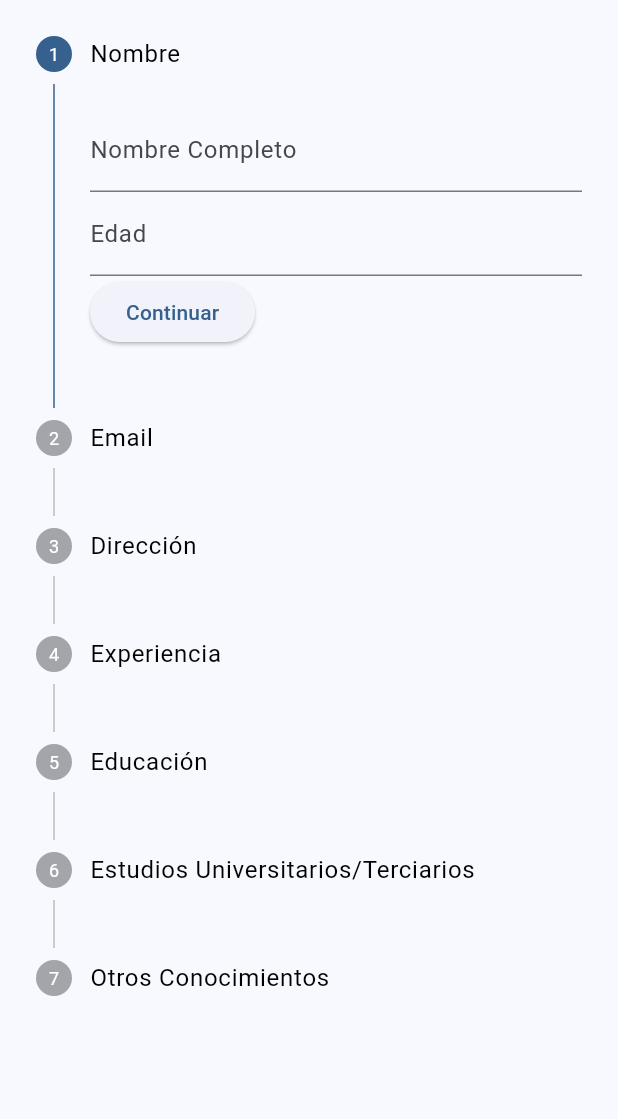
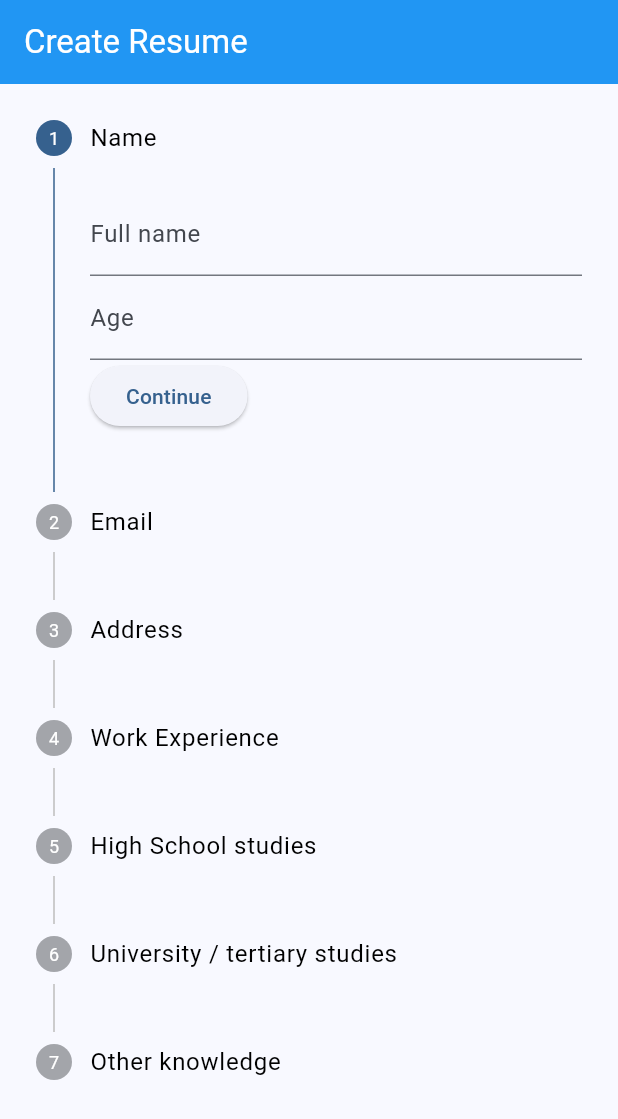
Before and after one commit to nadveos/genius, a Flutter app: the CreateCvScreen screen opened by its route, on a phone screen of 412 x 824 dp. Shown: the top 1119 px of the screen. Run offline on Flutter 3.47's test engine with Material 3 defaults, Android fonts, the phone set to English and light mode, and no system bars; our stand-ins replace flutter_dotenv, flutter_riverpod, flutter_svg, go_router, google_generative_ai, image_picker and 3 more; accounts and stored records are empty; generated files the repository leaves out were written again.

```diff
--- a/lib/config/router/router.dart
+++ b/lib/config/router/router.dart
@@ -24,6 +24,7 @@ final approuter = GoRouter(
       path: '/create-cv',
       builder: (context, state) => const CreateCvScreen(),
     ),
+    GoRoute(path: '/welcome', builder: (context, state) => const WelcomeScreen()),
 
   ],
 );
--- a/lib/presentation/providers/isar_user_provider.dart
+++ b/lib/presentation/providers/isar_user_provider.dart
@@ -1,6 +1,7 @@
 
 import 'package:cvgenius/domain/entities/user.dart';
 import 'package:cvgenius/infrastructure/infrastructure.dart';
+import 'package:flutter/material.dart';
 import 'package:flutter_riverpod/flutter_riverpod.dart';
 
 final isarUserProvider = Provider<UserCvDataSourceImpl>((ref) {
@@ -29,3 +30,6 @@ class ThemeNotifier extends StateNotifier<bool> {
 final themeProvider = StateNotifierProvider<ThemeNotifier, bool>(
   (ref) => ThemeNotifier(),
 );
+final localeProvider = Provider<Locale>((ref) {
+  return WidgetsBinding.instance.platformDispatcher.locale;
+});
--- a/lib/presentation/screens/create_cv_screen.dart
+++ b/lib/presentation/screens/create_cv_screen.dart
@@ -3,8 +3,10 @@
 import 'package:cvgenius/domain/entities/user.dart';
 import 'package:cvgenius/presentation/providers/isar_user_provider.dart';
 import 'package:flutter/material.dart';
+import 'package:flutter_gen/gen_l10n/app_localizations.dart';
 import 'package:flutter_riverpod/flutter_riverpod.dart';
 import 'package:go_router/go_router.dart';
+
 
 class CreateCvScreen extends ConsumerStatefulWidget {
   const CreateCvScreen({super.key});
@@ -186,7 +188,10 @@ class _HomeScreenState extends ConsumerState<CreateCvScreen> {
     }
 
     return Scaffold(
-      resizeToAvoidBottomInset: true,
+    appBar: AppBar(
+    title: Text(AppLocalizations.of(context)!.crearCv),
+    ),
+
       body: Stepper(
         physics: const BouncingScrollPhysics(),
         type: StepperType.vertical,
@@ -203,8 +208,8 @@ class _HomeScreenState extends ConsumerState<CreateCvScreen> {
             if (_index == steps.length - 1) {
               _guardarCV();
               ScaffoldMessenger.of(context).showSnackBar(
-                const SnackBar(
-                  content: Text('CV guardado exitosamente'),
+                SnackBar(
+                  content: Text(AppLocalizations.of(context)!.cvGuardado),
                 ),
               );
               context.go('/'); // Navegar a la pantalla principal
@@ -228,11 +233,11 @@ class _HomeScreenState extends ConsumerState<CreateCvScreen> {
               if (_index > 0)
                 TextButton(
                   onPressed: details.onStepCancel,
-                  child: const Text('Atrás'),
+                  child: Text(AppLocalizations.of(context)!.atras),
                 ),
               ElevatedButton(
                 onPressed: details.onStepContinue,
-                child: Text(isLastStep ? 'Guardar CV' : 'Continuar'),
+                child: Text(isLastStep ? AppLocalizations.of(context)!.guardarCv : AppLocalizations.of(context)!.continuar),
               ),
             ],
           );
@@ -243,7 +248,7 @@ class _HomeScreenState extends ConsumerState<CreateCvScreen> {
 
   Step _step6() {
     return Step(
-      title: const Text('Otros Conocimientos'),
+      title: Text(AppLocalizations.of(context)!.otrosConocimientos),
       content: Form(
         key: _formKeys[6],
         child: Column(
@@ -259,28 +264,28 @@ class _HomeScreenState extends ConsumerState<CreateCvScreen> {
               ),
             TextFormField(
               controller: _conocimientoController,
-              decoration: const InputDecoration(labelText: 'Conocimiento'),
+              decoration: InputDecoration(labelText: AppLocalizations.of(context)!.conocimientos),
               validator: (value) {
                 if (_conocimientos.isEmpty &&
                     (value == null || value.isEmpty)) {
-                  return 'Por favor ingrese un conocimiento';
+                  return AppLocalizations.of(context)!.msg1;
                 }
                 return null;
               },
             ),
             DropdownButtonFormField<String>(
               value: _nivelController,
-              decoration: const InputDecoration(labelText: 'Nivel'),
-              items: const [
+              decoration: InputDecoration(labelText: AppLocalizations.of(context)!.nivel),
+              items:  [
                 DropdownMenuItem(
                   value: 'Basico',
-                  child: Text('Basico'),
+                  child: Text(AppLocalizations.of(context)!.basico,),
                 ),
                 DropdownMenuItem(
                   value: 'Intermedio',
-                  child: Text('Intermedio'),
+                  child: Text(AppLocalizations.of(context)!.intermedio,),
                 ),
-                DropdownMenuItem(value: 'Avanzado', child: Text('Avanzado')),
+                DropdownMenuItem(value: 'Avanzado', child: Text(AppLocalizations.of(context)!.avanzado)),
               ],
               onChanged: (value) {
                 setState(() {
@@ -302,7 +307,7 @@ class _HomeScreenState extends ConsumerState<CreateCvScreen> {
                   });
                 }
               },
-              child: const Text('Guardar Conocimiento'),
+              child: Text(AppLocalizations.of(context)!.guardarConocimientos),
             ),
           ],
         ),
@@ -313,7 +318,7 @@ class _HomeScreenState extends ConsumerState<CreateCvScreen> {
 
   Step _step5() {
     return Step(
-      title: const Text('Estudios Universitarios/Terciarios'),
+      title:  Text(AppLocalizations.of(context)!.estudiosUni),
       content: Form(
         key: _formKeys[5],
         child: Column(
@@ -331,10 +336,10 @@ class _HomeScreenState extends ConsumerState<CreateCvScreen> {
               TextFormField(
                 controller: _institutioHighController,
                 decoration:
-                    const InputDecoration(labelText: 'Institución de Estudios'),
+                     InputDecoration(labelText: AppLocalizations.of(context)!.instiUni),
                 validator: (value) {
                   if (value == null || value.isEmpty) {
-                    return 'Por favor ingrese el nombre de la institución';
+                    return AppLocalizations.of(context)!.msg1;
                   }
                   return null;
                 },
@@ -342,39 +347,39 @@ class _HomeScreenState extends ConsumerState<CreateCvScreen> {
             TextFormField(
               controller: _tituloTerciarioController,
               decoration:
-                  const InputDecoration(labelText: 'Título Obtenido/En Curso'),
+                   InputDecoration(labelText: AppLocalizations.of(context)!.tituloUni),
               validator: (value) {
                 if (value == null || value.isEmpty) {
-                  return 'Por favor ingrese el título terciario';
+                  return AppLocalizations.of(context)!.msg1;
                 }
                 return null;
               },
             ),
             TextFormField(
               controller: _startHighStudyController,
-              decoration: const InputDecoration(labelText: 'Desde (año)'),
+              decoration: InputDecoration(labelText: AppLocalizations.of(context)!.fechaInicio),
               keyboardType: TextInputType.number,
               validator: (value) {
                 if (value == null || value.isEmpty) {
-                  return 'Por favor ingrese el año de inicio';
+                  return AppLocalizations.of(context)!.msg1;
                 }
                 return null;
               },
             ),
             TextFormField(
               controller: _endHighStudyController,
-              decoration: const InputDecoration(labelText: 'Hasta (año)'),
+              decoration: InputDecoration(labelText: AppLocalizations.of(context)!.fechaFin),
               keyboardType: TextInputType.number,
               validator: (value) {
                 if (value == null || value.isEmpty) {
-                  return 'Por favor ingrese el año de finalización';
+                  return AppLocalizations.of(context)!.msg1;
                 }
                 return null;
               },
             ),
             Row(
               children: [
-                const Text('Posee título:'),
+                 Text(AppLocalizations.of(context)!.poseeTitulo),
                 Switch(
                   activeColor: Colors.green,
                   value: _poseeTituloTerciario,
@@ -409,7 +414,7 @@ class _HomeScreenState extends ConsumerState<CreateCvScreen> {
                   });
                 }
               },
-              child: const Text('Guardar Estudios Terciarios/Universitarios'),
+              child: Text(AppLocalizations.of(context)!.guardarEstudios,)
             ),
           ],
         ),
@@ -420,7 +425,7 @@ class _HomeScreenState extends ConsumerState<CreateCvScreen> {
 
   Step _step4() {
     return Step(
-      title: const Text('Educación'),
+      title:  Text(AppLocalizations.of(context)!.estudiosSec),
       content: Form(
         key: _formKeys[4],
         child: Column(
@@ -433,17 +438,17 @@ class _HomeScreenState extends ConsumerState<CreateCvScreen> {
                   DropdownButtonFormField<String>(
                     value: _nivelSecundario,
                     decoration:
-                        const InputDecoration(labelText: 'Nivel Secundario'),
-                    items: const [
+                         InputDecoration(labelText: AppLocalizations.of(context)!.nivelSec),
+                    items:  [
                       DropdownMenuItem(
                           value: 'Secundario En Curso',
-                          child: Text('Secundario En Curso')),
+                          child: Text(AppLocalizations.of(context)!.secEnCurso)),
                       DropdownMenuItem(
                           value: 'Secundario Incompleto',
-                          child: Text('Secundario Incompleto')),
+                          child: Text(AppLocalizations.of(context)!.secIncompleto)),
                       DropdownMenuItem(
                           value: 'Secundario Completo',
-                          child: Text('Secundario Completo')),
+                          child: Text(AppLocalizations.of(context)!.secCompleto)),
                     ],
                     onChanged: (value) {
                       setState(() {
@@ -453,22 +458,22 @@ class _HomeScreenState extends ConsumerState<CreateCvScreen> {
                   ),
                   TextFormField(
                     controller: _institutionController,
-                    decoration: const InputDecoration(
-                        labelText: 'Colegio o Institución'),
+                    decoration: InputDecoration(
+                        labelText: AppLocalizations.of(context)!.instiSec),
                     validator: (value) {
                       if (value == null || value.isEmpty) {
-                        return 'Por favor ingrese el nombre de la institución';
+                        return AppLocalizations.of(context)!.msg1;
                       }
                       return null;
                     },
                   ),
                   TextFormField(
                     controller: _tituloSecundarioController,
-                    decoration: const InputDecoration(
-                        labelText: 'Título Obtenido/En Curso'),
+                    decoration:  InputDecoration(
+                        labelText: AppLocalizations.of(context)!.tituloSec),
                     validator: (value) {
                       if (value == null || value.isEmpty) {
-                        return 'Por favor ingrese el título secundario';
+                        return AppLocalizations.of(context)!.msg1;
                       }
                       return null;
                     },
@@ -479,11 +484,11 @@ class _HomeScreenState extends ConsumerState<CreateCvScreen> {
                         TextFormField(
                           controller: _startStudyController,
                           decoration:
-                              const InputDecoration(labelText: 'Desde (año)'),
+                              InputDecoration(labelText: AppLocalizations.of(context)!.fechaInicio),
                           keyboardType: TextInputType.number,
                           validator: (value) {
                             if (value == null || value.isEmpty) {
-                              return 'Por favor ingrese el año de inicio';
+                              return AppLocalizations.of(context)!.msg1;
                             }
                             return null;
                           },
@@ -491,18 +496,18 @@ class _HomeScreenState extends ConsumerState<CreateCvScreen> {
                         TextFormField(
                           controller: _endStudyController,
                           decoration:
-                              const InputDecoration(labelText: 'Hasta (año)'),
+                             InputDecoration(labelText: AppLocalizations.of(context)!.fechaFin),
                           keyboardType: TextInputType.number,
                           validator: (value) {
                             if (value == null || value.isEmpty) {
-                              return 'Por favor ingrese el año de finalización';
+                              return AppLocalizations.of(context)!.msg1;
                             }
                             return null;
                           },
                         ),
                         Row(
                           children: [
-                            const Text('Posee título:'),
+                             Text(AppLocalizations.of(context)!.poseeTitulo),
                             Switch(
                               activeColor: Colors.green,
                               value: _poseeTituloSecundario,
@@ -541,7 +546,7 @@ class _HomeScreenState extends ConsumerState<CreateCvScreen> {
                         });
                       }
                     },
-                    child: const Text('Guardar Educación Secundaria'),
+                    child: Text(AppLocalizations.of(context)!.guardarEstudios),
                   ),
                 ],
               ),
@@ -552,7 +557,7 @@ class _HomeScreenState extends ConsumerState<CreateCvScreen> {
                 children: [
                   ListTile(
                       title:
-                          Text('Nivel Secundario: ${edu['nivelSecundario']}')),
+                          Text('${AppLocalizations.of(context)!.nivelSec}: ${edu['nivelSecundario']}')),
                 ],
               ),
             // Botón para agregar estudios terciarios o universitarios
@@ -565,7 +570,7 @@ class _HomeScreenState extends ConsumerState<CreateCvScreen> {
 
   Step _step3() {
     return Step(
-      title: const Text('Experiencia'),
+      title: Text(AppLocalizations.of(context)!.experiencia),
       content: Form(
         key: _formKeys[3],
         child: Column(
@@ -581,59 +586,59 @@ class _HomeScreenState extends ConsumerState<CreateCvScreen> {
                 ),
                 children: [
                   ListTile(
-                    title: Text('Desde: ${experiencia['desde']}'),
+                    title: Text('${AppLocalizations.of(context)!.desde}: ${experiencia['desde']}'),
                   ),
                   ListTile(
-                    title: Text('Hasta: ${experiencia['hasta']}'),
+                    title: Text('${AppLocalizations.of(context)!.hasta}: ${experiencia['hasta']}'),
                   ),
                   ListTile(
-                    title: Text('Tareas/Funciones: ${experiencia['posicion']}'),
+                    title: Text('${AppLocalizations.of(context)!.puesto}: ${experiencia['posicion']}'),
                   ),
                   ListTile(
                     title: Text(
-                        'Descripcion de funciones: ${experiencia['funciones']}'),
+                        '${AppLocalizations.of(context)!.funciones}: ${experiencia['funciones']}'),
                   ),
                 ],
               ),
             TextFormField(
               controller: _empresaController,
               decoration:
-                  const InputDecoration(labelText: 'Nombre de la empresa'),
+                   InputDecoration(labelText: AppLocalizations.of(context)!.nombreEmpresa),
               validator: (value) {
                 if (_experiencias.isEmpty && (value == null || value.isEmpty)) {
-                  return 'Por favor ingrese el nombre de la empresa';
+                  return AppLocalizations.of(context)!.msg1;
                 }
                 return null;
               },
             ),
             TextFormField(
               controller: _desdeController,
-              decoration: const InputDecoration(labelText: 'Desde (año)'),
+              decoration: InputDecoration(labelText: AppLocalizations.of(context)!.fechaInicio),
               keyboardType: TextInputType.number,
               validator: (value) {
                 if (_experiencias.isEmpty && (value == null || value.isEmpty)) {
-                  return 'Por favor ingrese el año de inicio';
+                  return AppLocalizations.of(context)!.msg1;
                 }
                 return null;
               },
             ),
             TextFormField(
               controller: _hastaController,
-              decoration: const InputDecoration(labelText: 'Hasta (año)'),
+              decoration: InputDecoration(labelText: AppLocalizations.of(context)!.fechaFin),
               keyboardType: TextInputType.number,
               validator: (value) {
                 if (_experiencias.isEmpty && (value == null || value.isEmpty)) {
-                  return 'Por favor ingrese el año de finalización';
+                  return AppLocalizations.of(context)!.msg1;
                 }
                 return null;
               },
             ),
             TextFormField(
               controller: _posicionController,
-              decoration: const InputDecoration(labelText: 'Posicion'),
+              decoration: InputDecoration(labelText: AppLocalizations.of(context)!.puesto),
               validator: (value) {
                 if (_experiencias.isEmpty && (value == null || value.isEmpty)) {
-                  return 'Por favor describa su Posición';
+                  return AppLocalizations.of(context)!.msg1;
                 }
                 return null;
               },
@@ -641,10 +646,10 @@ class _HomeScreenState extends ConsumerState<CreateCvScreen> {
             TextFormField(
               controller: _posicionDescController,
               decoration:
-                  const InputDecoration(labelText: 'Descripcion de funciones'),
+                 InputDecoration(labelText: AppLocalizations.of(context)!.funciones),
               validator: (value) {
                 if (_experiencias.isEmpty && (value == null || value.isEmpty)) {
-                  return 'Por favor describa sus funciones';
+                  return AppLocalizations.of(context)!.msg1;
                 }
                 return null;
               },
@@ -669,7 +674,7 @@ class _HomeScreenState extends ConsumerState<CreateCvScreen> {
                   });
                 }
               },
-              child: const Text('Guardar Experiencia'),
+              child: Text(AppLocalizations.of(context)!.guardarExperiencia),
             ),
           ],
         ),
@@ -680,30 +685,30 @@ class _HomeScreenState extends ConsumerState<CreateCvScreen> {
 
   Step _step2() {
     return Step(
-      title: const Text('Dirección'),
+      title:  Text(AppLocalizations.of(context)!.direccion),
       content: Form(
         key: _formKeys[2],
         child: Column(
           children: [
             TextFormField(
               controller: _nationalityController,
-              decoration: const InputDecoration(
-                  hintText: 'Ej.: Argentina', labelText: 'Nacionalidad'),
+              decoration: InputDecoration(
+                  hintText: AppLocalizations.of(context)!.nacionalidadEjem, labelText: AppLocalizations.of(context)!.nacionalidad),
               validator: (value) {
                 if (value == null || value.isEmpty) {
-                  return 'Por favor ingrese su nacionalidad';
+                  return AppLocalizations.of(context)!.msg1;
                 }
                 return null;
               },
             ),
             TextFormField(
               controller: _direccionController,
-              decoration: const InputDecoration(
-                  hintText: 'Ej.: Av. San Martín 123, Salta',
-                  labelText: 'Direccion'),
+              decoration:  InputDecoration(
+                  hintText: AppLocalizations.of(context)!.direccionEjem,
+                  labelText: AppLocalizations.of(context)!.direccion),
               validator: (value) {
                 if (value == null || value.isEmpty) {
-                  return 'Por favor ingrese su direccion';
+                  return AppLocalizations.of(context)!.msg1;
                 }
                 return null;
               },
@@ -717,7 +722,7 @@ class _HomeScreenState extends ConsumerState<CreateCvScreen> {
 
   Step _step1() {
     return Step(
-      title: const Text('Email'),
+      title: Text(AppLocalizations.of(context)!.email),
       content: Form(
         key: _formKeys[1],
         child: Column(
@@ -725,10 +730,10 @@ class _HomeScreenState extends ConsumerState<CreateCvScreen> {
             TextFormField(
               controller: _emailController,
               keyboardType: TextInputType.emailAddress,
-              decoration: const InputDecoration(labelText: 'Email'),
+              decoration: InputDecoration(labelText: AppLocalizations.of(context)!.email),
               validator: (value) {
                 if (value == null || value.isEmpty) {
-                  return 'Por favor ingrese su email';
+                  return AppLocalizations.of(context)!.msg1;
                 }
                 return null;
               },
@@ -736,11 +741,11 @@ class _HomeScreenState extends ConsumerState<CreateCvScreen> {
             TextFormField(
               controller: _telefonoController,
               keyboardType: TextInputType.phone,
-              decoration: const InputDecoration(
-                  hintText: 'Ej.: 3874111222', labelText: 'Telefono'),
+              decoration:  InputDecoration(
+                  hintText: AppLocalizations.of(context)!.telefonoEjem, labelText: AppLocalizations.of(context)!.telefono),
               validator: (value) {
                 if (value == null || value.isEmpty) {
-                  return 'Por favor ingrese su telefono';
+                  return AppLocalizations.of(context)!.msg1;
                 }
                 return null;
               },
@@ -754,18 +759,18 @@ class _HomeScreenState extends ConsumerState<CreateCvScreen> {
 
   Step _step0() {
     return Step(
-      title: const Text('Nombre'),
+      title: Text(AppLocalizations.of(context)!.nombre),
       content: Form(
         key: _formKeys[0],
         child: Column(
           children: [
             TextFormField(
               controller: _nombreController,
-              decoration: const InputDecoration(
-                  hintText: 'Ej.: Juan Pérez', labelText: 'Nombre Completo'),
+              decoration:  InputDecoration(
+                  hintText: AppLocalizations.of(context)!.nombreEjem, labelText: AppLocalizations.of(context)!.nombreCompleto),
               validator: (value) {
                 if (value == null || value.isEmpty) {
-                  return 'Por favor ingrese su nombre';
+                  return AppLocalizations.of(context)!.msg1;
                 }
                 return null;
               },
@@ -773,10 +778,10 @@ class _HomeScreenState extends ConsumerState<CreateCvScreen> {
             TextFormField(
               keyboardType: TextInputType.number,
               controller: _edadController,
-              decoration: const InputDecoration(labelText: 'Edad'),
+              decoration: InputDecoration(labelText: AppLocalizations.of(context)!.edad),
               validator: (value) {
                 if (value == null || value.isEmpty) {
-                  return 'Por favor ingrese su edad';
+                  return AppLocalizations.of(context)!.msg1;
                 }
                 return null;
               },
--- a/lib/presentation/screens/screens.dart
+++ b/lib/presentation/screens/screens.dart
@@ -1,3 +1,4 @@
 export 'create_cv_screen.dart';
 export 'cv_data_screen.dart';
 export 'home_screen.dart';
+export 'welcome_screen.dart';
--- a/pubspec.yaml
+++ b/pubspec.yaml
@@ -69,6 +69,7 @@ flutter:
   assets:
     - .env
     - assets/svg/
+    - assets/logo.png
     # - images/a_dot_ham.jpeg
   # An image asset can refer to one or more resolution-specific "variants", see
   # https://flutter.dev/to/resolution-aware-images
```
Also changed, not shown: lib/infrastructure/datasources/user_cv_datasource_impl.dart (+30 -6 lines), lib/l10n/app_en.arb (added, +133 -0 lines), lib/l10n/app_es.arb (+133 -0 lines), lib/main.dart (+8 -2 lines), lib/presentation/screens/cv_data_screen.dart (+79 -39 lines), lib/presentation/screens/home_screen.dart (+24 -8 lines), lib/presentation/screens/welcome_screen.dart (added, +39 -0 lines), assets/logo.png (added).
